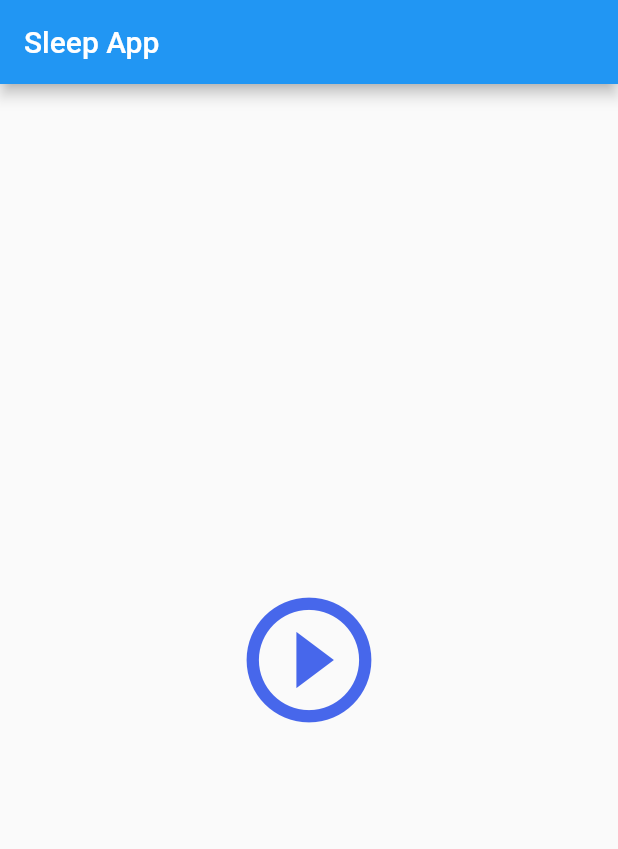
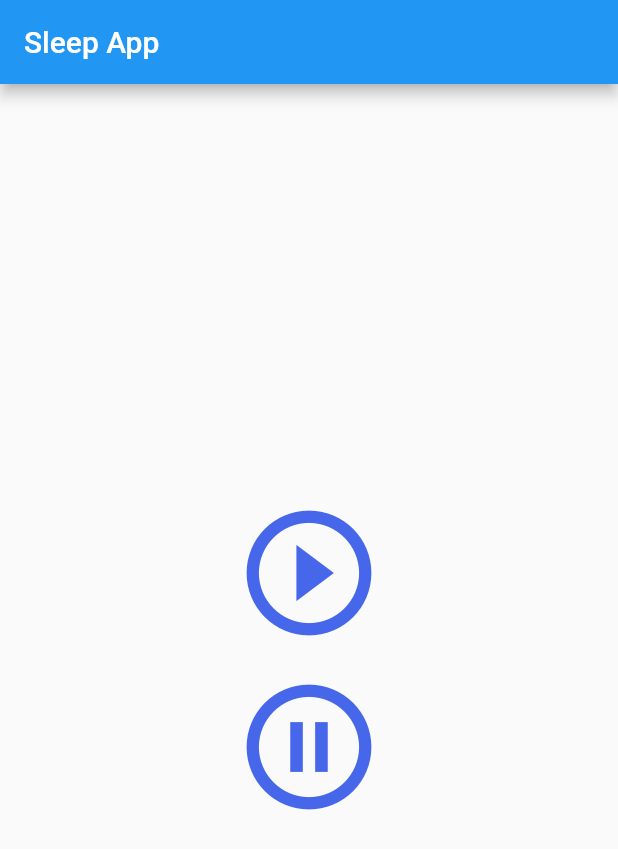
Before and after one commit to vanshg395/sleep_app, a Flutter app: the screen it shows after launch, after a tap on the "play circle outline" icon, on a phone screen of 412 x 824 dp. Shown: the top 849 px of the screen. Run offline on Flutter 3.47's test engine with Material 2 defaults, Android fonts, the phone set to English and light mode, and no system bars; our stand-ins replace csv, permission_handler, sensors; missing offline and left inert: light, noise_meter.

Commit message:
csv implemented

```diff
--- a/lib/helpers/data_collector.dart
+++ b/lib/helpers/data_collector.dart
@@ -1,15 +1,47 @@
 import 'dart:async';
+import 'dart:io';
+import 'dart:math';
 
 import 'package:light/light.dart';
 import 'package:noise_meter/noise_meter.dart';
+import 'package:sensors/sensors.dart';
+import 'package:path_provider/path_provider.dart';
+import 'package:csv/csv.dart';
+
+class CSVCreator {
+  static Timer t1;
+  static int l;
+  static double s;
+  static double m;
+
+  static List<List<dynamic>> data = [
+    ['light', 'sound', 'motion'],
+  ];
+  static void recordData() {
+    t1 = Timer.periodic(Duration(minutes: 1), (timer) {
+      data.add([l, s, m]);
+    });
+  }
+
+  static Future<void> stopRecording() async {
+    t1.cancel();
+    print(data);
+    Directory directory = await getExternalStorageDirectory();
+    String filePath = directory.absolute.path + '/userdata';
+    print(filePath);
+    File f = File(filePath + 'set${DateTime.now().toIso8601String()}.csv');
+    String csv = const ListToCsvConverter().convert(data);
+    f.writeAsString(csv);
+  }
+}
 
 class LightCollector {
   static Light _light;
   static StreamSubscription _subscription;
 
   static void startListening() {
-    _light = new Light();
     try {
+      _light = new Light();
       _subscription = _light.lightSensorStream.listen(onData);
     } on LightException catch (exception) {
       print(exception);
@@ -17,6 +49,7 @@ class LightCollector {
   }
 
   static void onData(int luxValue) async {
+    CSVCreator.l = luxValue;
     print("Lux value from Light Sensor: $luxValue" +
         '   ' +
         DateTime.now().hour.toString() +
@@ -47,6 +80,7 @@ class SoundCollector {
     if (!_isRecording) {
       _isRecording = true;
     }
+    CSVCreator.s = noiseReading.db;
 
     /// Do someting with the noiseReading object
     print(noiseReading.toString() +
@@ -68,3 +102,23 @@ class SoundCollector {
     }
   }
 }
+
+class MotionCollector {
+  static StreamSubscription _subscription;
+
+  static void startListening() {
+    try {
+      _subscription = userAccelerometerEvents.listen((event) {
+        CSVCreator.m =
+            sqrt(pow(event.x, 2) + pow(event.y, 2) + pow(event.z, 2));
+        print(event.x);
+        print(event.y);
+        print(event.z);
+      });
+    } catch (e) {}
+  }
+
+  static void stopListening() {
+    _subscription.cancel();
+  }
+}
--- a/lib/screens/landing_screen.dart
+++ b/lib/screens/landing_screen.dart
@@ -1,30 +1,70 @@
 import 'package:flutter/material.dart';
+import 'package:permission_handler/permission_handler.dart';
 
 import '../helpers/data_collector.dart';
-import 'package:permission_handler/permission_handler.dart';
 
-class LandingScreen extends StatelessWidget {
+class LandingScreen extends StatefulWidget {
+  @override
+  _LandingScreenState createState() => _LandingScreenState();
+}
+
+class _LandingScreenState extends State<LandingScreen> {
+  bool _isListening = false;
+
   @override
   Widget build(BuildContext context) {
     return Scaffold(
       appBar: AppBar(
         title: Text('Sleep App'),
       ),
-      body: Center(
-        child: IconButton(
+      body: Column(
+        mainAxisAlignment: MainAxisAlignment.center,
+        crossAxisAlignment: CrossAxisAlignment.stretch,
+        children: <Widget>[
+          IconButton(
             iconSize: 100,
             alignment: Alignment.center,
             icon: Icon(
               Icons.play_circle_outline,
               color: Color(0xFF4767EB),
             ),
-          onPressed: () async {
+            onPressed: _isListening
+                ? null
+                : () async {
                     print('hey');
+                    setState(() {
+                      _isListening = true;
+                    });
                     await Permission.microphone.request();
+                    await Permission.activityRecognition.request();
+                    await Permission.storage.request();
                     LightCollector.startListening();
                     SoundCollector.startRecorder();
+                    MotionCollector.startListening();
+                    CSVCreator.recordData();
                   },
           ),
+          IconButton(
+            iconSize: 100,
+            alignment: Alignment.center,
+            icon: Icon(
+              Icons.pause_circle_outline,
+              color: Color(0xFF4767EB),
+            ),
+            onPressed: _isListening
+                ? () async {
+                    print('hey');
+                    setState(() {
+                      _isListening = false;
+                    });
+                    LightCollector.stopListening();
+                    SoundCollector.stopRecorder();
+                    MotionCollector.stopListening();
+                    CSVCreator.stopRecording();
+                  }
+                : null,
+          ),
+        ],
       ),
     );
   }
--- a/pubspec.yaml
+++ b/pubspec.yaml
@@ -26,6 +26,9 @@ dependencies:
   cupertino_icons: ^0.1.3
   light: ^0.1.1
   noise_meter: ^1.0.1
+  sensors: ^0.4.1+10
+  csv: ^4.0.3
+  path_provider: ^1.6.5
   permission_handler:
 
 dev_dependencies:
```
Also changed, not shown: lib/main.dart (+7 -0 lines), pubspec.lock, 2 other files. Lines whose indentation alone changed are shown as unchanged.
